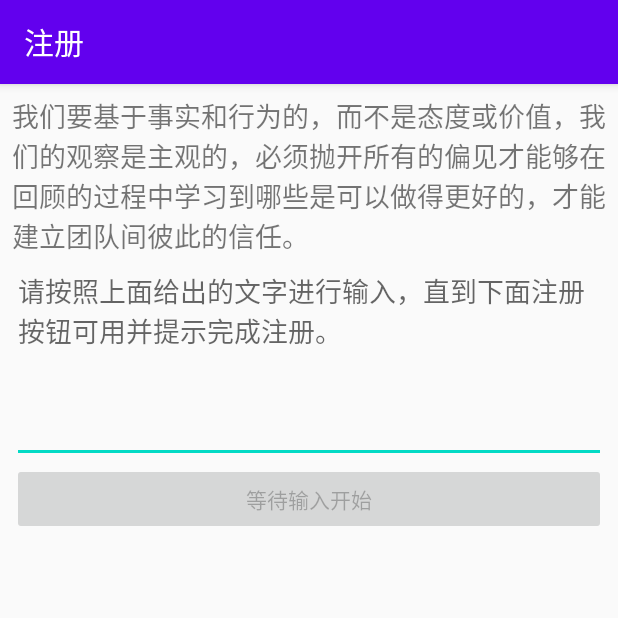
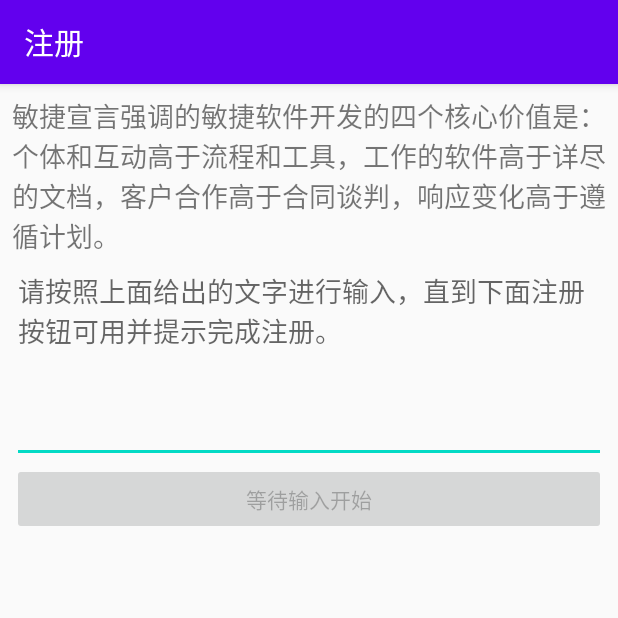
Before and after one commit to jizhangattw/auth-model-demo, an Android app: the SignUpActivity screen opened directly, with no data from a screen before it, on a phone screen of 412 x 824 dp, the top half of it. Run offline under Robolectric (Android 15) with nearby library versions, the phone set to English and light mode, and no system bars; our stand-ins replace RxJava; libraries missing offline, so code that uses them is left out: com.jakewharton.rxbinding3; 1 statement that could not run was skipped.

Commit message:
fixed preview text

```diff
--- a/app/src/main/java/com/thoughtworks/data/authmodeldemo/login/view/LogInActivity.kt
+++ b/app/src/main/java/com/thoughtworks/data/authmodeldemo/login/view/LogInActivity.kt
@@ -65,8 +65,7 @@ class LogInActivity : AppCompatActivity() {
     }
 
     private fun displayPreviewByRandom() {
-        val random = (0..3).random()
-        previewTextView.text = resources.getStringArray(R.array.preview_text)[random]
+        previewTextView.text = getString(R.string.preview_text)
     }
 
     private fun disableLogInButton() {
--- a/app/src/main/java/com/thoughtworks/data/authmodeldemo/signup/view/SignUpActivity.kt
+++ b/app/src/main/java/com/thoughtworks/data/authmodeldemo/signup/view/SignUpActivity.kt
@@ -70,8 +70,7 @@ class SignUpActivity : AppCompatActivity() {
     }
 
     private fun displayPreviewByRandom() {
-        val random = (0..3).random()
-        previewTextView.text = resources.getStringArray(R.array.preview_text)[random]
+        previewTextView.text = getString(R.string.preview_text)
     }
 
     private fun disableSignUpButton() {
--- a/app/src/main/res/values/strings.xml
+++ b/app/src/main/res/values/strings.xml
@@ -17,12 +17,7 @@
     <string name="please_type_text">请按照上面给出的文字进行输入，直到下面注册按钮可用并提示完成注册。</string>
     <string name="log_in_allow">验证通过，可登录</string>
     <string name="log_in_disable">验证未通过，不可登录，请重新进入登录页</string>
-    <string-array name="preview_text">
-        <item>敏捷宣言强调的敏捷软件开发的四个核心价值是：个体和互动高于流程和工具，工作的软件高于详尽的文档，客户合作高于合同谈判，响应变化高于遵循计划。</item>
-        <item>无论我们发现了什么，考虑到当时的已知情况、个人的技术水平和能力、可用的资源，以及手上的状况，我们理解并坚信：每个人对自己的工作都已全力以赴。</item>
-        <item>我们要基于事实和行为的，而不是态度或价值，我们的观察是主观的，必须抛开所有的偏见才能够在回顾的过程中学习到哪些是可以做得更好的，才能建立团队间彼此的信任。</item>
-        <item>对于已经发生的事情，不可能靠批判或埋怨达到解决的目的，相反的，我们要学会如何从中吸取教训，并持续改进。</item>
-    </string-array>
+    <string name="preview_text">敏捷宣言强调的敏捷软件开发的四个核心价值是：个体和互动高于流程和工具，工作的软件高于详尽的文档，客户合作高于合同谈判，响应变化高于遵循计划。</string>
     <string name="spike_sensor_data_collection">Spike Sensor数据采集</string>
     <string name="spike_feature">Spike 特征生成</string>
     <string name="spike_reshapeData">Spike 数据分段</string>
```
